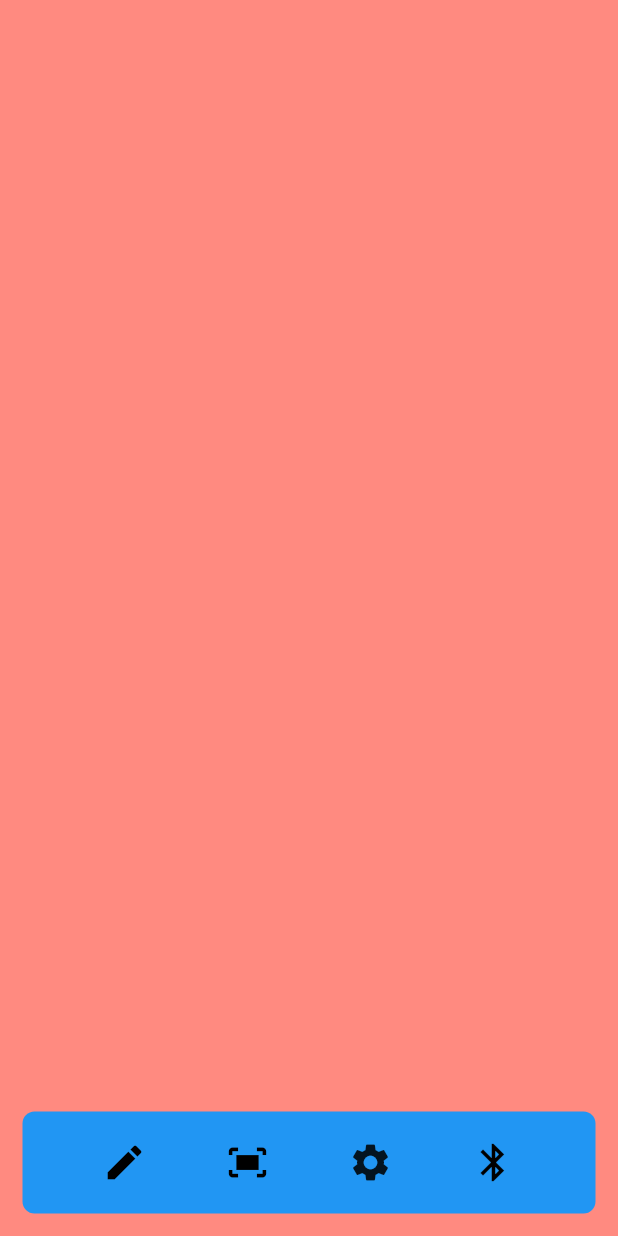
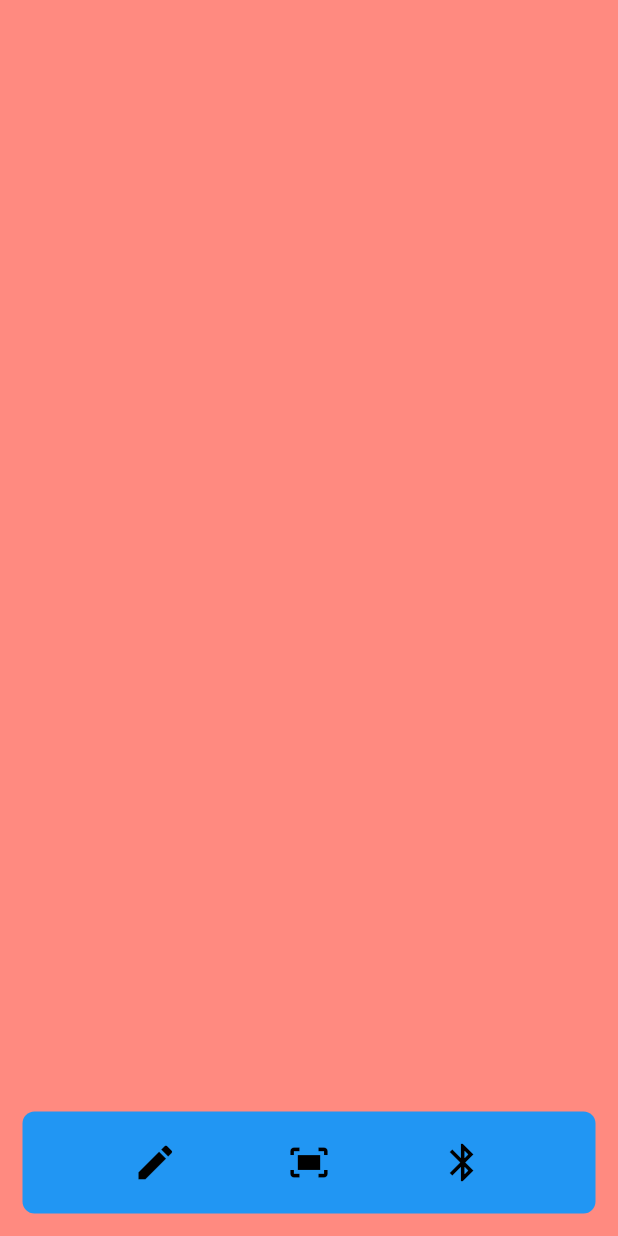
Before and after one commit to DevCom-IITB/digipad-flutter, a Flutter app: the screen it shows after launch, on a phone screen of 412 x 824 dp. Run offline on Flutter 3.47's test engine with Material 2 defaults, Android fonts, the phone set to English and light mode, and no system bars; missing offline and left inert: dart:ffi, ping_discover_network, wifi.

Commit message:
Removed Settings page

```diff
--- a/lib/main.dart
+++ b/lib/main.dart
@@ -19,7 +19,6 @@ void main() {
   runApp(MaterialApp(
     routes: {
       '/': (context) => DigiCanvas(),
-      '/settings': (context) => Settings(),
     },
   ));
 }
@@ -328,15 +327,8 @@ class _DigiCanvasState extends State<DigiCanvas> with WidgetsBindingObserver {
                         Icons.fit_screen,
                         size: 30,
                         color: isScreenMoving ? Colors.white : Colors.black,
-                        )),
-                    IconButton(
-                        onPressed: () {
-                          Navigator.pushNamed(context, '/settings');
-                        },
-                        icon: Icon(
-                          Icons.settings,
-                          size: 30,
-                        )),
+                      ),
+                    ),
                     IconButton(
                         onPressed: () {
                           if (isConnected) {
```
Also changed, not shown: lib/settings.dart (deleted, +0 -20 lines). Lines whose indentation alone changed are shown as unchanged.
